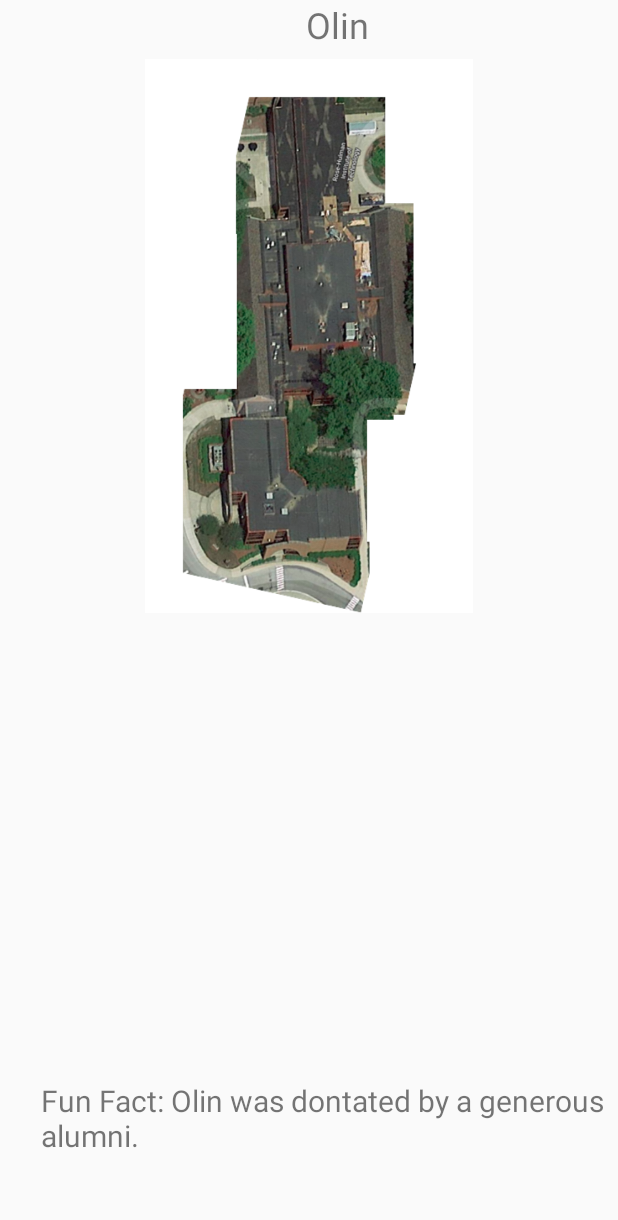
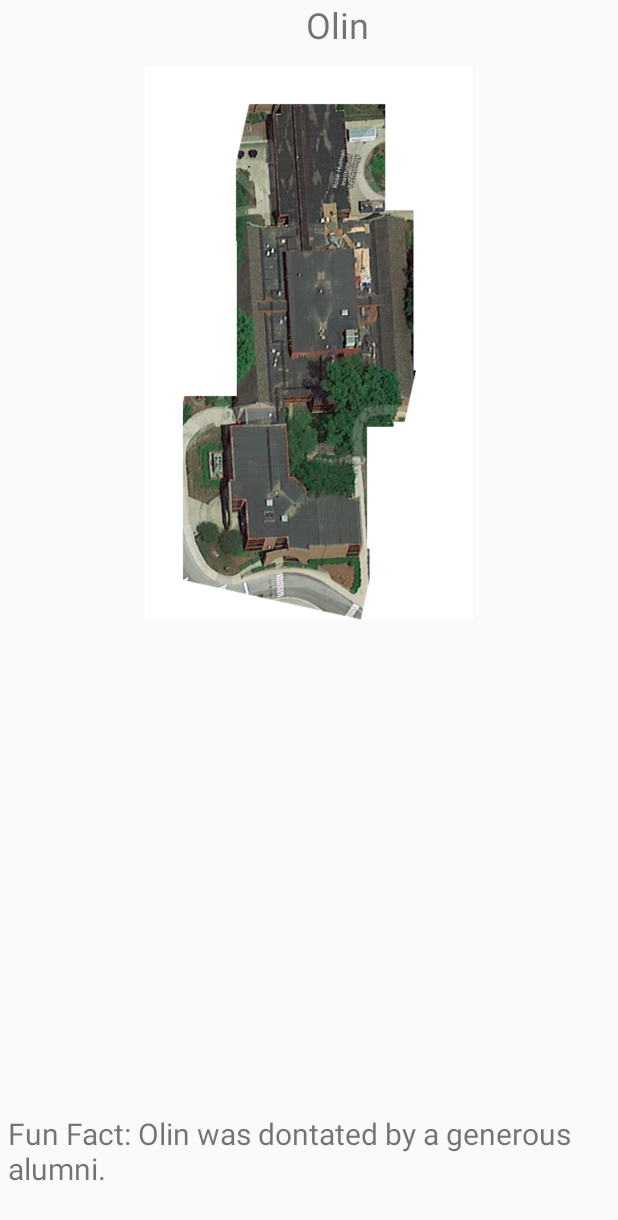
Before and after one commit to jak524/CSSE483-RoseHulMAP, an Android app: the layout academic_hall.xml on its own in the app's theme, with its tools: preview values and no code run, on a phone screen of 412 x 824 dp. Shown: the top 1220 px of the screen. Run offline under Robolectric (Android 15) with nearby library versions, the phone set to English and light mode, and no system bars.

Commit message:
Bryan Gish: Added the individal academic building layout

```diff
--- a/RoseHulMAP/app/src/main/res/layout/academic_hall.xml
+++ b/RoseHulMAP/app/src/main/res/layout/academic_hall.xml
@@ -14,7 +14,7 @@
             android:layout_height="369dp"
             android:src="@drawable/olin_aerial"
             android:layout_centerHorizontal="true" android:layout_alignParentTop="true"
-            android:layout_marginTop="39dp"/>
+            android:layout_marginTop="44dp"/>
     <TextView
             android:text="Olin"
             android:layout_width="wrap_content"
@@ -25,8 +25,8 @@
             android:text="Fun Fact: Olin was dontated by a generous alumni."
             android:layout_width="wrap_content"
             android:layout_height="wrap_content" android:layout_alignParentStart="true"
-            android:layout_marginStart="27dp" android:layout_alignParentLeft="true"
-            android:layout_alignParentBottom="true" android:id="@+id/textView8" android:layout_marginBottom="53dp"
-            android:layout_marginLeft="27dp" android:textSize="20sp"/>
+            android:layout_marginStart="5dp" android:layout_alignParentLeft="true"
+            android:layout_alignParentBottom="true" android:id="@+id/textView8" android:layout_marginBottom="31dp"
+            android:layout_marginLeft="5dp" android:textSize="20sp"/>
 
 </RelativeLayout>
```
